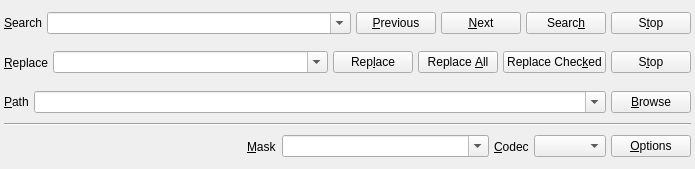
The window that v2/branches/dev/plugins/base/SearchAndReplace/src/SearchWidget.ui (testmana2/mks) describes before a commit, drawn with Qt 5.
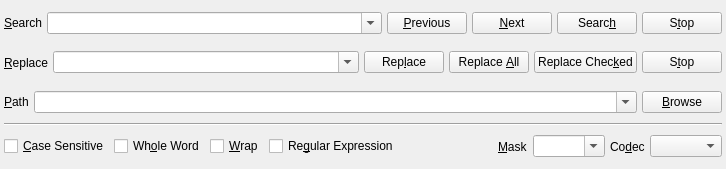
The same window after the commit. Icons and pictures are not drawn.

Commit message: Make hlamer happy again by removing the options menu and add checkbox buttons in the search widget.

```diff
--- a/v2/branches/dev/plugins/base/SearchAndReplace/src/SearchWidget.ui
+++ b/v2/branches/dev/plugins/base/SearchAndReplace/src/SearchWidget.ui
@@ -6,7 +6,7 @@
    <rect>
     <x>0</x>
     <y>0</y>
-    <width>695</width>
+    <width>726</width>
     <height>169</height>
    </rect>
   </property>
@@ -297,18 +297,46 @@
       <property name="margin">
        <number>0</number>
       </property>
+      <item>
+       <widget class="QCheckBox" name="cbCaseSensitive">
+        <property name="text">
+         <string>&amp;Case Sensitive</string>
+        </property>
+       </widget>
+      </item>
+      <item>
+       <widget class="QCheckBox" name="cbWholeWord">
+        <property name="text">
+         <string>Wh&amp;ole Word</string>
+        </property>
+       </widget>
+      </item>
+      <item>
+       <widget class="QCheckBox" name="cbWrap">
+        <property name="text">
+         <string>&amp;Wrap</string>
+        </property>
+       </widget>
+      </item>
+      <item>
+       <widget class="QCheckBox" name="cbRegularExpression">
+        <property name="text">
+         <string>Re&amp;gular Expression</string>
+        </property>
+       </widget>
+      </item>
       <item>
        <spacer name="horizontalSpacer_4">
         <property name="orientation">
          <enum>Qt::Horizontal</enum>
         </property>
         <property name="sizeType">
-         <enum>QSizePolicy::Expanding</enum>
+         <enum>QSizePolicy::MinimumExpanding</enum>
         </property>
         <property name="sizeHint" stdset="0">
          <size>
-          <width>16</width>
-          <height>16</height>
+          <width>0</width>
+          <height>0</height>
          </size>
         </property>
        </spacer>
@@ -376,7 +404,7 @@
             </sizepolicy>
            </property>
            <property name="text">
-            <string>&amp;Codec</string>
+            <string>Co&amp;dec</string>
            </property>
            <property name="buddy">
             <cstring>cbCodec</cstring>
@@ -389,17 +417,6 @@
         </layout>
        </widget>
       </item>
-      <item>
-       <widget class="QPushButton" name="pbOptions">
-        <property name="text">
-         <string>&amp;Options</string>
-        </property>
-        <property name="icon">
-         <iconset resource="../../../../monkey/src/resources/resources.qrc">
-          <normaloff>:/edit/icons/edit/settings.png</normaloff>:/edit/icons/edit/settings.png</iconset>
-        </property>
-       </widget>
-      </item>
      </layout>
     </widget>
    </item>
```
The commit also changes 2 other files.
